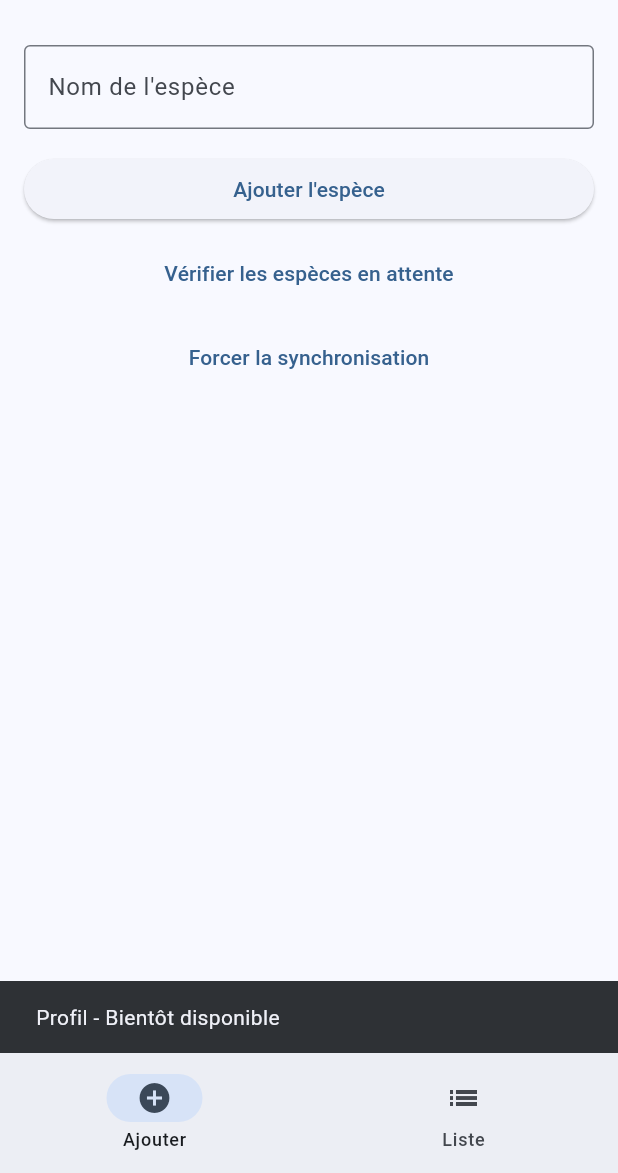
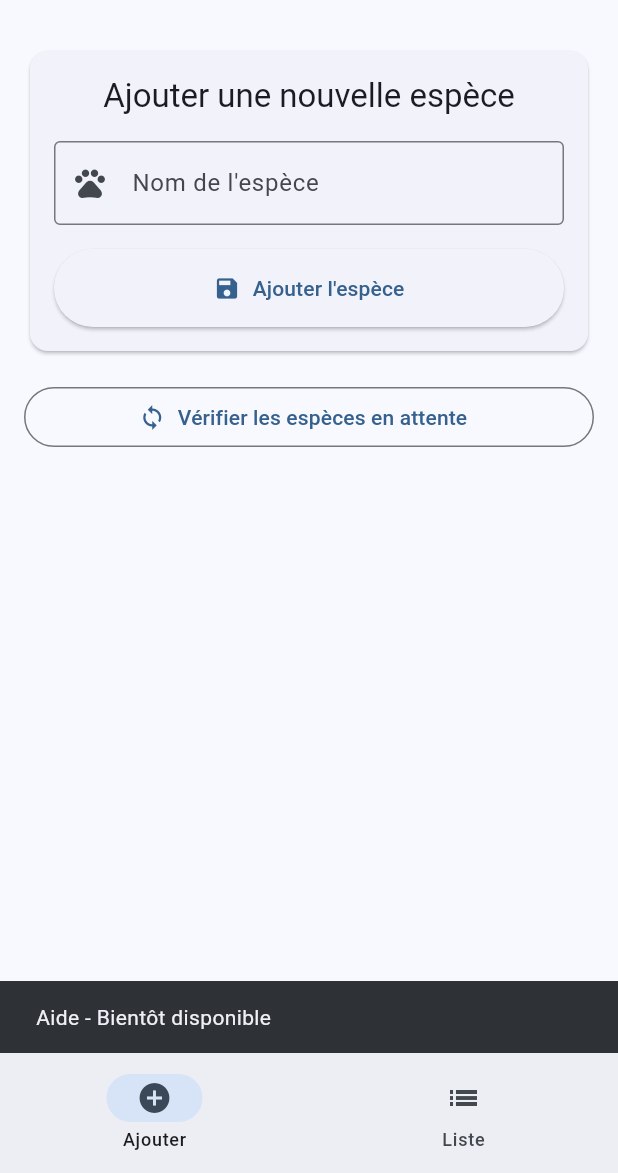
Before and after one commit to leogrd49/POC_MobileFLUTTER, a Flutter app: the screen it shows after launch, in the side drawer, after a tap on "Vérifier les espèces en attente", on a phone screen of 412 x 824 dp, the part 63-1236 px from its top. Run offline on Flutter 3.47's test engine with Material 3 defaults, Android fonts, the phone set to English and light mode, and no system bars; our stand-ins replace connectivity_plus, graphql_flutter, sqflite; accounts and stored records are empty.

Commit message:
TOUT OK:
Async
sync
base

reste style a revoir

```diff
--- a/lib/main.dart
+++ b/lib/main.dart
@@ -2,17 +2,23 @@ import 'package:flutter/material.dart';
 import 'package:graphql_flutter/graphql_flutter.dart';
 import 'config/graphql_config.dart';
 import 'screens/home_screen.dart';
+import 'services/network_service.dart';
 import 'services/sync_service.dart';
 
 void main() async {
-  // Assurez-vous que les plugins Flutter sont initialisés
   WidgetsFlutterBinding.ensureInitialized();
-
-  // Initialiser Hive pour GraphQL Flutter
   await initHiveForFlutter();
 
-  // Initialiser le service de synchronisation
-  SyncService.initialize();
+  // Initialiser NetworkService
+  NetworkService.initialize();
+
+  // Ajouter l'écouteur pour la synchronisation
+  NetworkService.addConnectionListener((isConnected) {
+    if (isConnected) {
+      debugPrint('🔄 Connexion détectée - Lancement synchronisation');
+      SyncService.syncPendingData();
+    }
+  });
 
   runApp(const MyApp());
 }
--- a/lib/screens/espece_form.dart
+++ b/lib/screens/espece_form.dart
@@ -4,7 +4,6 @@ import 'dart:math';
 import '../services/network_service.dart';
 import '../services/database_service.dart';
 import '../models/espece.dart';
-import '../services/sync_service.dart';
 
 class EspeceForm extends StatefulWidget {
   const EspeceForm({super.key});
@@ -40,16 +39,16 @@ class _EspeceFormState extends State<EspeceForm> {
     final especeId = Random().nextInt(1000000);
     final nom = _nomController.text.trim();
 
-    debugPrint('⭐ Début de la soumission du formulaire');
-    debugPrint('📝 ID généré: $especeId, Nom: $nom');
+    debugPrint('📝 Tentative de soumission - ID: $especeId, Nom: $nom');
 
     try {
       final isConnected = await NetworkService.checkConnectivity();
       debugPrint(
-          '🌐 État de la connexion: ${isConnected ? "Connecté" : "Déconnecté"}');
+          '🌐 État de la connexion: ${isConnected ? "En ligne" : "Hors ligne"}');
 
       if (isConnected) {
-        debugPrint('📡 Mode en ligne - Tentative d\'envoi à l\'API');
+        debugPrint('📡 Mode en ligne - Envoi à l\'API');
+
         final result = await GraphQLProvider.of(context).value.mutate(
               MutationOptions(
                 document: gql(addEspeceMutation),
@@ -61,54 +60,89 @@ class _EspeceFormState extends State<EspeceForm> {
             );
 
         if (result.hasException) {
-          debugPrint('❌ Erreur GraphQL: ${result.exception.toString()}');
-          throw Exception(result.exception?.graphqlErrors.first.message);
+          debugPrint('❌ Erreur API: ${result.exception.toString()}');
+          throw Exception(result.exception?.graphqlErrors.first.message ??
+              'Erreur inconnue');
         }
 
-        debugPrint('✅ Mutation GraphQL réussie');
+        debugPrint('✅ Espèce ajoutée avec succès en ligne');
+        _showSuccessMessage('Espèce ajoutée avec succès');
+      } else {
+        debugPrint('💾 Mode hors ligne - Sauvegarde locale');
+
+        await _databaseService.insertEspece(
+          Espece(id: especeId, nom: nom),
+        );
+
+        debugPrint('✅ Espèce sauvegardée localement');
+        _showSuccessMessage(
+          'Données sauvegardées localement.\nSynchronisation automatique lors de la reconnexion.',
+          duration: 4,
+        );
+      }
+
       _nomController.clear();
+    } catch (e) {
+      debugPrint('❌ Erreur: $e');
+      setState(() {
+        _errorMessage = e.toString();
+      });
+      _showErrorMessage(e.toString());
+    } finally {
+      if (mounted) {
+        setState(() {
+          _isLoading = false;
+        });
+      }
+    }
+  }
+
+  void _showSuccessMessage(String message, {int duration = 2}) {
     if (mounted) {
       ScaffoldMessenger.of(context).showSnackBar(
-            const SnackBar(content: Text('Espèce ajoutée avec succès')),
-          );
-        }
-      } else {
-        debugPrint('💾 Mode hors ligne - Sauvegarde locale');
-        final espece = Espece(id: especeId, nom: nom);
-        await _databaseService.insertEspece(espece);
-
-        // Vérification immédiate de la sauvegarde
-        final pendingEspeces = await _databaseService.getPendingEspeces();
-        debugPrint(
-            '📊 Nombre d\'espèces en attente après sauvegarde: ${pendingEspeces.length}');
-        debugPrint(
-            '🔍 Dernière espèce sauvegardée: ID=${espece.id}, Nom=${espece.nom}');
-
-        // Tentative de synchronisation immédiate
-        debugPrint('🔄 Tentative de synchronisation immédiate');
-        await SyncService.syncPendingData();
-
-        _nomController.clear();
-        if (mounted) {
-          ScaffoldMessenger.of(context).showSnackBar(
-            const SnackBar(
-              content: Text(
-                  'Données sauvegardées localement. Synchronisation automatique lors de la reconnexion.'),
-              duration: Duration(seconds: 4),
+        SnackBar(
+          content: Text(message),
+          duration: Duration(seconds: duration),
+          backgroundColor: Colors.green,
         ),
       );
     }
   }
-    } catch (e) {
-      debugPrint('❌ Erreur lors de la soumission: $e');
-      setState(() {
-        _errorMessage = 'Erreur: $e';
-      });
-    } finally {
-      debugPrint('🏁 Fin de la soumission du formulaire');
-      setState(() {
-        _isLoading = false;
-      });
+
+  void _showErrorMessage(String message) {
+    if (mounted) {
+      ScaffoldMessenger.of(context).showSnackBar(
+        SnackBar(
+          content: Text(message),
+          backgroundColor: Colors.red,
+          duration: const Duration(seconds: 4),
+        ),
+      );
+    }
+  }
+
+  Future<void> _checkPendingEspeces() async {
+    final pendingEspeces = await _databaseService.getPendingEspeces();
+    debugPrint('📊 Espèces en attente: ${pendingEspeces.length}');
+
+    if (pendingEspeces.isEmpty) {
+      _showSuccessMessage('Aucune espèce en attente de synchronisation');
+      return;
+    }
+
+    for (var espece in pendingEspeces) {
+      debugPrint(
+          '🔍 ID: ${espece.id}, Nom: ${espece.nom}, Status: ${espece.syncStatus}');
+    }
+
+    if (mounted) {
+      ScaffoldMessenger.of(context).showSnackBar(
+        SnackBar(
+          content: Text(
+              '${pendingEspeces.length} espèce(s) en attente de synchronisation'),
+          backgroundColor: Colors.orange,
+        ),
+      );
     }
   }
 
@@ -130,17 +164,36 @@ class _EspeceFormState extends State<EspeceForm> {
             if (_errorMessage != null)
               Padding(
                 padding: const EdgeInsets.only(bottom: 16.0),
+                child: Card(
+                  color: Colors.red.shade50,
+                  child: Padding(
+                    padding: const EdgeInsets.all(8.0),
                     child: Text(
                       _errorMessage!,
-                  style: const TextStyle(color: Colors.red),
+                      style: TextStyle(color: Colors.red.shade700),
                       textAlign: TextAlign.center,
                     ),
                   ),
+                ),
+              ),
+            Card(
+              child: Padding(
+                padding: const EdgeInsets.all(16.0),
+                child: Column(
+                  crossAxisAlignment: CrossAxisAlignment.stretch,
+                  children: [
+                    Text(
+                      "Ajouter une nouvelle espèce",
+                      style: Theme.of(context).textTheme.titleLarge,
+                      textAlign: TextAlign.center,
+                    ),
+                    const SizedBox(height: 16),
                     TextFormField(
                       controller: _nomController,
                       decoration: const InputDecoration(
                         labelText: "Nom de l'espèce",
                         border: OutlineInputBorder(),
+                        prefixIcon: Icon(Icons.pets),
                       ),
                       validator: (value) {
                         if (value == null || value.trim().isEmpty) {
@@ -151,37 +204,31 @@ class _EspeceFormState extends State<EspeceForm> {
                       enabled: !_isLoading,
                     ),
                     const SizedBox(height: 16),
-            ElevatedButton(
+                    ElevatedButton.icon(
                       onPressed: _isLoading ? null : _submitForm,
-              child: _isLoading
+                      icon: _isLoading
                           ? const SizedBox(
+                              width: 20,
                               height: 20,
-                      width: 20,
                               child: CircularProgressIndicator(strokeWidth: 2),
                             )
-                  : const Text("Ajouter l'espèce"),
+                          : const Icon(Icons.save),
+                      label: Text(_isLoading
+                          ? "Ajout en cours..."
+                          : "Ajouter l'espèce"),
+                      style: ElevatedButton.styleFrom(
+                        padding: const EdgeInsets.all(16),
                       ),
-            const SizedBox(height: 8),
-            // Bouton de test pour vérifier les espèces en attente
-            TextButton(
-              onPressed: () async {
-                final pendingEspeces =
-                    await _databaseService.getPendingEspeces();
-                debugPrint('📊 Espèces en attente: ${pendingEspeces.length}');
-                pendingEspeces.forEach((espece) {
-                  debugPrint(
-                      '🔍 ID: ${espece.id}, Nom: ${espece.nom}, Status: ${espece.syncStatus}');
-                });
-              },
-              child: const Text('Vérifier les espèces en attente'),
                     ),
-            const SizedBox(height: 8),
-            TextButton(
-              onPressed: () async {
-                debugPrint('🔄 Tentative de synchronisation forcée');
-                await SyncService.forceSyncForTesting();
-              },
-              child: const Text('Forcer la synchronisation'),
+                  ],
+                ),
+              ),
+            ),
+            const SizedBox(height: 16),
+            OutlinedButton.icon(
+              onPressed: _checkPendingEspeces,
+              icon: const Icon(Icons.sync),
+              label: const Text('Vérifier les espèces en attente'),
             ),
           ],
         ),
--- a/lib/services/network_service.dart
+++ b/lib/services/network_service.dart
@@ -1,15 +1,54 @@
+import 'dart:async';
 import 'package:connectivity_plus/connectivity_plus.dart';
+import 'package:flutter/foundation.dart';
 
 class NetworkService {
   static final Connectivity _connectivity = Connectivity();
+  static bool _previousConnectionStatus = false;
+  static final List<Function(bool)> _connectionListeners = [];
+
+  static void initialize() {
+    debugPrint('🌐 Initialisation NetworkService');
+
+    // Vérification initiale
+    _checkInitialConnection();
+
+    // Écoute des changements
+    _connectivity.onConnectivityChanged.listen((ConnectivityResult result) {
+      _handleConnectivityChange(result);
+    });
+  }
+
+  static void _handleConnectivityChange(ConnectivityResult result) async {
+    final isConnected = result != ConnectivityResult.none;
+
+    // Ne notifier que si l'état a changé
+    if (_previousConnectionStatus != isConnected) {
+      debugPrint('🔌 Changement connexion: ${isConnected ? "Connecté" : "Déconnecté"}');
+      _previousConnectionStatus = isConnected;
+
+      // Notifier tous les listeners
+      for (var listener in _connectionListeners) {
+        listener(isConnected);
+      }
+    }
+  }
+
+  static Future<void> _checkInitialConnection() async {
+    final result = await _connectivity.checkConnectivity();
+    _handleConnectivityChange(result);
+  }
+
+  static void addConnectionListener(Function(bool) listener) {
+    _connectionListeners.add(listener);
+  }
+
+  static void removeConnectionListener(Function(bool) listener) {
+    _connectionListeners.remove(listener);
+  }
 
   static Future<bool> checkConnectivity() async {
-    final connectivityResult = await _connectivity.checkConnectivity();
-    return connectivityResult != ConnectivityResult.none;
-  }
-
-  static Stream<bool> get connectivityStream {
-    return _connectivity.onConnectivityChanged
-        .map((result) => result != ConnectivityResult.none);
+    final result = await _connectivity.checkConnectivity();
+    return result != ConnectivityResult.none;
   }
 }
--- a/lib/services/sync_service.dart
+++ b/lib/services/sync_service.dart
@@ -1,123 +1,106 @@
-import 'dart:async';
 import 'package:flutter/foundation.dart';
 import 'package:graphql_flutter/graphql_flutter.dart';
 import '../models/espece.dart';
-import '../config/graphql_config.dart';
 import '../services/database_service.dart';
-import '../services/network_service.dart';
 
 class SyncService {
   static final DatabaseService _databaseService = DatabaseService();
   static bool _isSyncing = false;
-  static Timer? _syncTimer;
 
-  static const String addEspeceMutation = r'''
-    mutation AddEspece($id: Int!, $nom: String!) {
-      addEspece(id: $id, nom: $nom) {
+  static const String addEspeceMutation = '''
+    mutation AddEspece(\$id: Int!, \$nom: String!) {
+      addEspece(id: \$id, nom: \$nom) {
         id
         nom
       }
     }
   ''';
 
-  static void initialize() {
-    debugPrint('🚀 Initialisation du SyncService');
-
-    NetworkService.connectivityStream.listen((isConnected) {
-      debugPrint('🌐 Changement de connectivité détecté: ${isConnected ? "Connecté" : "Déconnecté"}');
-      if (isConnected) {
-        debugPrint('📡 Connexion disponible - Lancement de la synchronisation');
-        syncPendingData();
-      }
-    });
-
-    // Vérification périodique
-    _syncTimer?.cancel(); // Annuler le timer existant si présent
-    _syncTimer = Timer.periodic(const Duration(seconds: 30), (timer) async {
-      debugPrint('⏰ Vérification périodique de synchronisation');
-      final isConnected = await NetworkService.checkConnectivity();
-      if (isConnected) {
-        syncPendingData();
-      }
-    });
-  }
-
   static Future<void> syncPendingData() async {
     if (_isSyncing) {
-      debugPrint('⚠️ Synchronisation déjà en cours - Ignoré');
+      debugPrint('🔒 Synchronisation déjà en cours');
       return;
     }
 
     _isSyncing = true;
-    debugPrint('🔄 Début du processus de synchronisation');
+    debugPrint('🚀 Début de la synchronisation');
 
     try {
-      final isConnected = await NetworkService.checkConnectivity();
-      if (!isConnected) {
-        debugPrint('❌ Pas de connexion - Synchronisation annulée');
-        _isSyncing = false;
+      final pendingEspeces = await _databaseService.getPendingEspeces();
+      debugPrint('📦 Nombre d\'espèces à synchroniser: ${pendingEspeces.length}');
+
+      if (pendingEspeces.isEmpty) {
+        debugPrint('✅ Aucune espèce à synchroniser');
         return;
       }
 
-      final pendingEspeces = await _databaseService.getPendingEspeces();
-      debugPrint('📦 Espèces à synchroniser: ${pendingEspeces.length}');
+      // Création du client GraphQL avec des options spécifiques
+      final client = GraphQLClient(
+        cache: GraphQLCache(),
+        link: HttpLink(
+          'http://172.16.10.64:5220/graphql',
+          defaultHeaders: {
+            'Content-Type': 'application/json',
+            'Accept': 'application/json',
+          },
+        ),
+      );
 
       for (final espece in pendingEspeces) {
         try {
-          debugPrint('🔄 Synchronisation de l\'espèce ${espece.id} (${espece.nom})');
+          debugPrint('🔄 Tentative de synchronisation de l\'espèce: ${espece.id} (${espece.nom})');
 
-          // Création du client GraphQL
-          final client = GraphQLClient(
-            cache: GraphQLCache(),
-            link: HttpLink('http://172.16.10.64:5220/graphql'),
+          // Préparer les variables de la mutation
+          final variables = {
+            'id': espece.id,
+            'nom': espece.nom,
+          };
+
+          debugPrint('📤 Envoi de la mutation avec les variables: $variables');
+
+          final result = await client.mutate(
+            MutationOptions(
+              document: gql(addEspeceMutation),
+              variables: variables,
+              fetchPolicy: FetchPolicy.noCache,
+            ),
           );
 
-          // Exécution de la mutation
-          final MutationOptions options = MutationOptions(
-            document: gql(addEspeceMutation),
-            variables: {
-              'id': espece.id,
-              'nom': espece.nom,
-            },
-          );
-
-          debugPrint('📤 Envoi de la mutation pour ${espece.nom}');
-          final result = await client.mutate(options);
-
-          // Vérification du résultat
           if (result.hasException) {
-            debugPrint('❌ Erreur GraphQL pour ${espece.nom}: ${result.exception}');
-            continue;
+            debugPrint('❌ Erreur GraphQL: ${result.exception.toString()}');
+            throw Exception(result.exception?.graphqlErrors.first.message ?? 'Erreur inconnue');
           }
 
-          // Mise à jour du statut local
-          await _databaseService.updateSyncStatus(espece.id, 'synced');
-          debugPrint('✅ Espèce ${espece.nom} synchronisée avec succès');
+          // Vérifier la réponse de l'API
+          final data = result.data;
+          debugPrint('📥 Réponse reçue: $data');
 
-          // Vérification de la mise à jour
-          final updatedEspeces = await _databaseService.getPendingEspeces();
-          debugPrint('📊 Espèces encore en attente: ${updatedEspeces.length}');
+          if (data != null && data['addEspece'] != null) {
+            debugPrint('✅ Espèce ajoutée avec succès sur l\'API');
+
+            // Mise à jour du statut local
+            await _databaseService.updateSyncStatus(espece.id, 'synced');
+            debugPrint('✅ Statut local mis à jour pour l\'espèce ${espece.id}');
+          } else {
+            debugPrint('⚠️ Réponse API invalide pour l\'espèce ${espece.id}');
+            throw Exception('Réponse API invalide');
+          }
 
         } catch (e) {
-          debugPrint('❌ Erreur lors de la synchronisation de ${espece.nom}: $e');
+          debugPrint('❌ Erreur lors de la synchronisation de l\'espèce ${espece.id}: $e');
+          // On continue avec la prochaine espèce même en cas d'erreur
         }
       }
+
+      // Vérification finale
+      final remainingEspeces = await _databaseService.getPendingEspeces();
+      debugPrint('📊 Espèces restantes en attente: ${remainingEspeces.length}');
+
     } catch (e) {
       debugPrint('❌ Erreur générale de synchronisation: $e');
     } finally {
       _isSyncing = false;
-      debugPrint('🏁 Fin du processus de synchronisation');
+      debugPrint('🏁 Fin de la synchronisation');
     }
   }
-
-  static void dispose() {
-    debugPrint('🛑 Arrêt du SyncService');
-    _syncTimer?.cancel();
-  }
-
-  // Méthode de test pour forcer une synchronisation
-  static Future<void> forceSyncForTesting() async {
-    debugPrint('🔬 Test forcé de synchronisation');
-    await syncPendingData();
-  }
 }
```
Also changed, not shown: lib/screens/espece_list.dart (+78 -12 lines). Lines whose indentation alone changed are shown as unchanged.
